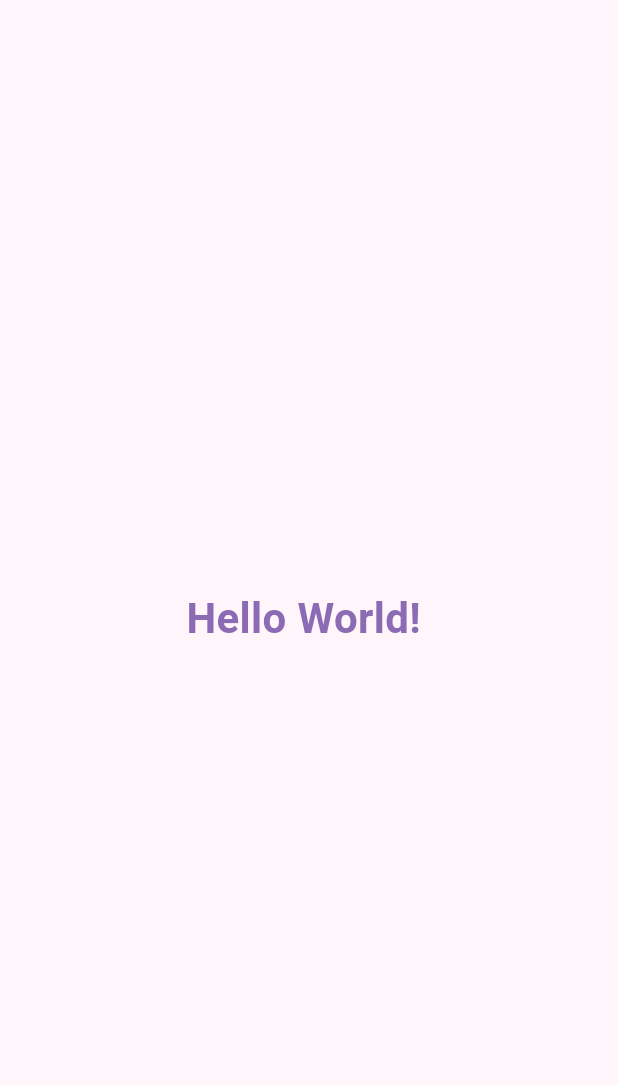
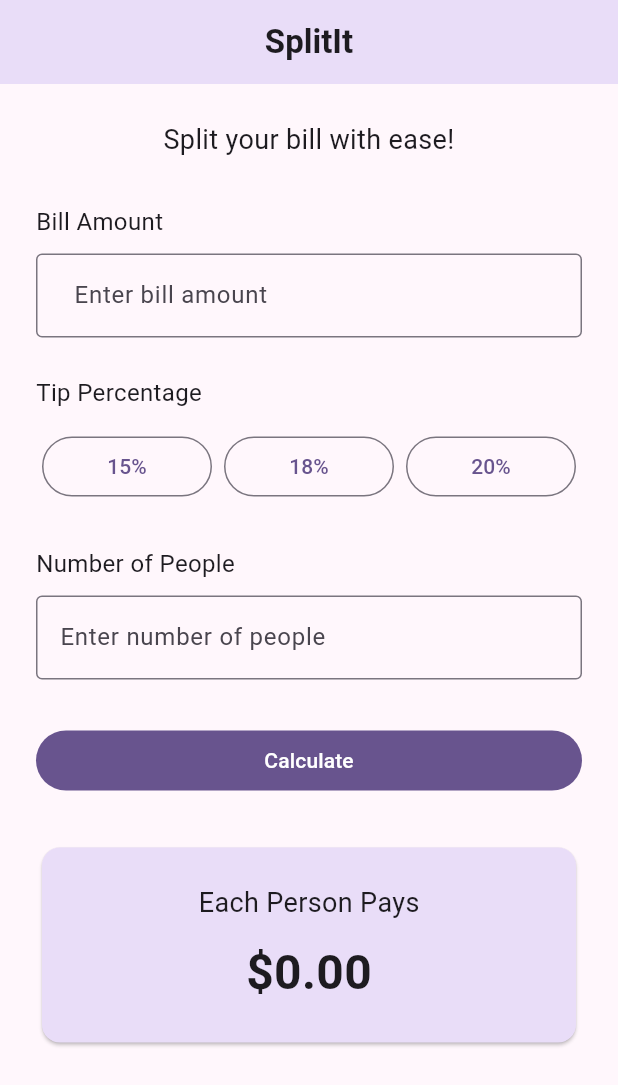
Before and after one commit to aleahjtalotta/csce490-research-milestone, a Flutter app: the screen it shows after launch, on a phone screen of 412 x 824 dp. Shown: the top 1085 px of the screen. Run offline on Flutter 3.47's test engine with Material 3 defaults, Android fonts, the light colour scheme and no system bars.

Commit message:
created app interface

```diff
--- a/lib/main.dart
+++ b/lib/main.dart
@@ -1,27 +1,144 @@
 import 'package:flutter/material.dart';
-
 void main() {
-  runApp(const MyApp());
+  runApp(const SplitItApp());
 }
 
-class MyApp extends StatelessWidget {
-  const MyApp({super.key});
+class SplitItApp extends StatelessWidget {
+  const SplitItApp({super.key});
 
   @override
   Widget build(BuildContext context) {
     return MaterialApp(
       debugShowCheckedModeBanner: false,
-      home: Scaffold(
-        backgroundColor: const Color(0xFFFFF5FA),
+      title: 'SplitIt',
+      theme: ThemeData(
+        useMaterial3: true,
+        colorScheme: ColorScheme.fromSeed(
+          seedColor: const Color(0xFFB39DDB),
+        ),
+      ),
+      home: const SplitItHome(),
+    );
+  }
+}
 
-        body: const Center(
-          child: Text(
-            'Hello World! ',
-            style: TextStyle(
-              fontSize: 28,
-              fontWeight: FontWeight.bold,
-              color: Color(0xFF8B6BB3),
-            ),
+class SplitItHome extends StatelessWidget {
+  const SplitItHome({super.key});
+
+  @override
+  Widget build(BuildContext context) {
+    return Scaffold(
+      backgroundColor: const Color(0xFFFFF7FC),
+      appBar: AppBar(
+        title: const Text(
+          'SplitIt',
+          style: TextStyle(
+            fontWeight: FontWeight.bold,
+          ),
+        ),
+        centerTitle: true,
+        backgroundColor: const Color(0xFFE9DDF8),
+      ),
+      body: SafeArea(
+        child: SingleChildScrollView(
+          padding: const EdgeInsets.all(24),
+          child: Column(
+            crossAxisAlignment: CrossAxisAlignment.stretch,
+            children: [
+              const Text(
+                'Split your bill with ease!',
+                textAlign: TextAlign.center,
+                style: TextStyle(fontSize: 18),
+              ),
+              const SizedBox(height: 30),
+
+              const Text(
+                'Bill Amount',
+                style: TextStyle(fontSize: 16),
+              ),
+              const SizedBox(height: 10),
+
+              const TextField(
+                keyboardType: TextInputType.numberWithOptions(
+                  decimal: true,
+                ),
+                decoration: InputDecoration(
+                  prefixText: '\$',
+                  hintText: 'Enter bill amount',
+                  border: OutlineInputBorder(),
+                ),
+              ),
+
+              const SizedBox(height: 25),
+              const Text(
+                'Tip Percentage',
+                style: TextStyle(fontSize: 16),
+              ),
+              const SizedBox(height: 10),
+
+              Row(
+                children: [
+                  for (final tip in ['15%', '18%', '20%'])
+                    Expanded(
+                      child: Padding(
+                        padding: const EdgeInsets.all(4),
+                        child: OutlinedButton(
+                          onPressed: () {},
+                          child: Text(tip),
+                        ),
+                      ),
+                    ),
+                ],
+              ),
+
+              const SizedBox(height: 25),
+
+              const Text(
+                'Number of People',
+                style: TextStyle(fontSize: 16),
+              ),
+              const SizedBox(height: 10),
+
+              const TextField(
+                keyboardType: TextInputType.number,
+                decoration: InputDecoration(
+                  hintText: 'Enter number of people',
+                  border: OutlineInputBorder(),
+                ),
+              ),
+
+              const SizedBox(height: 30),
+
+              FilledButton(
+                onPressed: () {},
+                child: const Text('Calculate'),
+              ),
+
+              const SizedBox(height: 30),
+
+              const Card(
+                color: Color(0xFFE9DDF8),
+                child: Padding(
+                  padding: EdgeInsets.all(24),
+                  child: Column(
+                    children: [
+                      Text(
+                        'Each Person Pays',
+                        style: TextStyle(fontSize: 18),
+                      ),
+                      SizedBox(height: 10),
+                      Text(
+                        '\$0.00',
+                        style: TextStyle(
+                          fontSize: 32,
+                          fontWeight: FontWeight.bold,
+                        ),
+                      ),
+                    ],
+                  ),
+                ),
+              ),
+            ],
           ),
         ),
       ),
```
